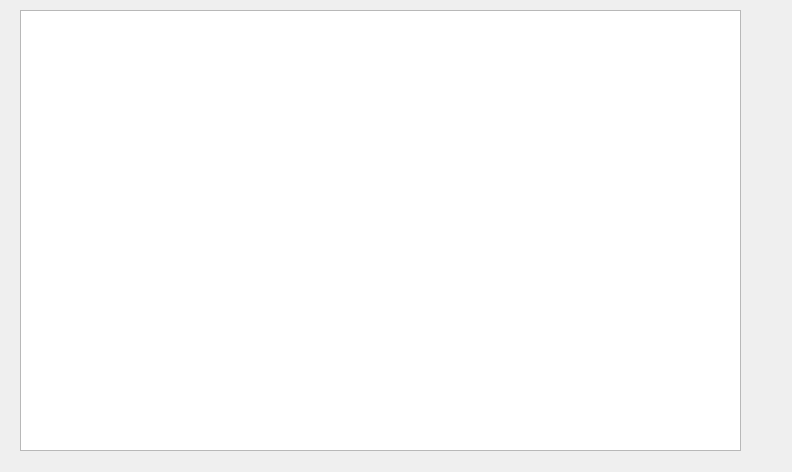
Before: the Qt Designer form Codificacion/Stage.ui in AmazingJuan/Proyecto-Final, drawn with Qt 5.
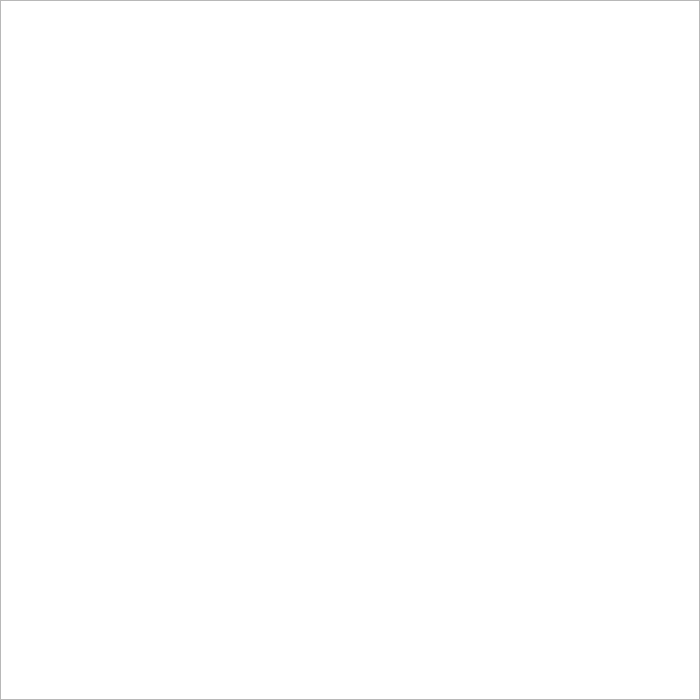
After: the same form once the commit is applied.

Diff of the .ui file:
```diff
--- a/Codificacion/Stage.ui
+++ b/Codificacion/Stage.ui
@@ -6,8 +6,8 @@
    <rect>
     <x>0</x>
     <y>0</y>
-    <width>792</width>
-    <height>472</height>
+    <width>700</width>
+    <height>700</height>
    </rect>
   </property>
   <property name="windowTitle">
@@ -16,10 +16,10 @@
   <widget class="QGraphicsView" name="graphicsView">
    <property name="geometry">
     <rect>
-     <x>20</x>
-     <y>10</y>
-     <width>721</width>
-     <height>441</height>
+     <x>0</x>
+     <y>0</y>
+     <width>700</width>
+     <height>700</height>
     </rect>
    </property>
   </widget>
```
